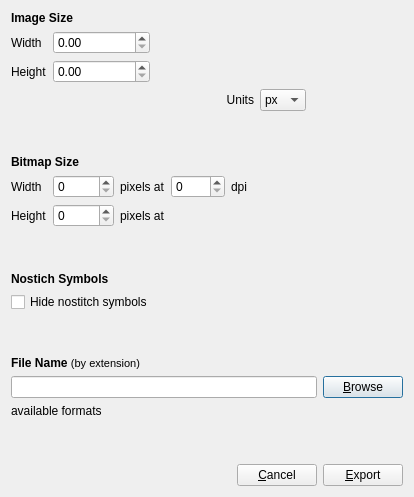
The window that sconcho/gui/ui/export_bitmap_dialog.ui (haskelladdict/sconcho) describes before a commit, drawn with Qt 5.
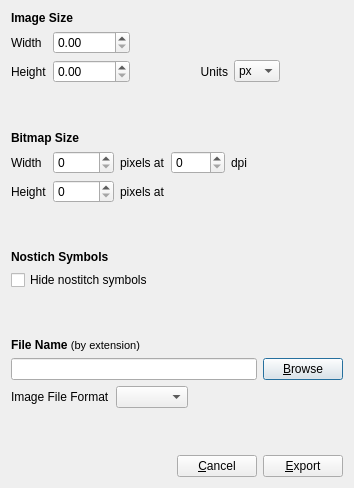
The same window after the commit.

Commit message: Improved export bitmap dialog.

```diff
--- a/sconcho/gui/ui/export_bitmap_dialog.ui
+++ b/sconcho/gui/ui/export_bitmap_dialog.ui
@@ -6,8 +6,8 @@
    <rect>
     <x>0</x>
     <y>0</y>
-    <width>414</width>
-    <height>497</height>
+    <width>354</width>
+    <height>488</height>
    </rect>
   </property>
   <property name="windowTitle">
@@ -50,16 +50,6 @@
        </property>
       </spacer>
      </item>
-     <item row="1" column="0">
-      <widget class="QLabel" name="label_14">
-       <property name="text">
-        <string>Height</string>
-       </property>
-       <property name="buddy">
-        <cstring>heightSpinner</cstring>
-       </property>
-      </widget>
-     </item>
      <item row="1" column="2">
       <spacer name="horizontalSpacer_7">
        <property name="orientation">
@@ -73,30 +63,31 @@
        </property>
       </spacer>
      </item>
-     <item row="2" column="1">
-      <spacer name="horizontalSpacer_5">
-       <property name="orientation">
-        <enum>Qt::Horizontal</enum>
-       </property>
-       <property name="sizeHint" stdset="0">
-        <size>
-         <width>40</width>
-         <height>20</height>
-        </size>
-       </property>
-      </spacer>
-     </item>
-     <item row="2" column="2">
-      <widget class="QLabel" name="label_15">
+     <item row="1" column="0">
+      <widget class="QLabel" name="label_14">
        <property name="text">
-        <string>Units</string>
+        <string>Height</string>
        </property>
-       <property name="alignment">
-        <set>Qt::AlignRight|Qt::AlignTrailing|Qt::AlignVCenter</set>
+       <property name="buddy">
+        <cstring>heightSpinner</cstring>
        </property>
       </widget>
      </item>
-     <item row="2" column="3">
+     <item row="0" column="1">
+      <widget class="QDoubleSpinBox" name="imageWidthSpinner">
+       <property name="maximum">
+        <double>10000.000000000000000</double>
+       </property>
+      </widget>
+     </item>
+     <item row="1" column="1">
+      <widget class="QDoubleSpinBox" name="imageHeightSpinner">
+       <property name="maximum">
+        <double>10000.000000000000000</double>
+       </property>
+      </widget>
+     </item>
+     <item row="1" column="4">
       <widget class="QComboBox" name="unitSelector">
        <item>
         <property name="text">
@@ -115,7 +106,30 @@
        </item>
       </widget>
      </item>
-     <item row="2" column="4">
+     <item row="1" column="3">
+      <widget class="QLabel" name="label_15">
+       <property name="text">
+        <string>Units</string>
+       </property>
+       <property name="alignment">
+        <set>Qt::AlignRight|Qt::AlignTrailing|Qt::AlignVCenter</set>
+       </property>
+      </widget>
+     </item>
+     <item row="1" column="5">
+      <spacer name="horizontalSpacer_5">
+       <property name="orientation">
+        <enum>Qt::Horizontal</enum>
+       </property>
+       <property name="sizeHint" stdset="0">
+        <size>
+         <width>40</width>
+         <height>20</height>
+        </size>
+       </property>
+      </spacer>
+     </item>
+     <item row="0" column="5">
       <spacer name="horizontalSpacer_8">
        <property name="orientation">
         <enum>Qt::Horizontal</enum>
@@ -128,20 +142,6 @@
        </property>
       </spacer>
      </item>
-     <item row="0" column="1">
-      <widget class="QDoubleSpinBox" name="imageWidthSpinner">
-       <property name="maximum">
-        <double>10000.000000000000000</double>
-       </property>
-      </widget>
-     </item>
-     <item row="1" column="1">
-      <widget class="QDoubleSpinBox" name="imageHeightSpinner">
-       <property name="maximum">
-        <double>10000.000000000000000</double>
-       </property>
-      </widget>
-     </item>
     </layout>
    </item>
    <item>
@@ -312,8 +312,6 @@
     </spacer>
    </item>
    <item>
-    <layout class="QVBoxLayout" name="verticalLayout_3">
-     <item>
       <widget class="QLabel" name="label_5">
        <property name="text">
         <string>&lt;!DOCTYPE HTML PUBLIC &quot;-//W3C//DTD HTML 4.0//EN&quot; &quot;http://www.w3.org/TR/REC-html40/strict.dtd&quot;&gt;
@@ -339,15 +337,30 @@
       </layout>
      </item>
      <item>
-      <widget class="QLabel" name="availableFormatsLabel">
+    <layout class="QHBoxLayout" name="horizontalLayout_4">
+     <item>
+      <widget class="QLabel" name="label_8">
        <property name="text">
-        <string>available formats</string>
-       </property>
-       <property name="wordWrap">
-        <bool>true</bool>
+        <string>Image File Format</string>
        </property>
       </widget>
      </item>
+     <item>
+      <widget class="QComboBox" name="availableFormatsChooser"/>
+     </item>
+     <item>
+      <spacer name="horizontalSpacer">
+       <property name="orientation">
+        <enum>Qt::Horizontal</enum>
+       </property>
+       <property name="sizeHint" stdset="0">
+        <size>
+         <width>40</width>
+         <height>20</height>
+        </size>
+       </property>
+      </spacer>
+     </item>
     </layout>
    </item>
    <item>
@@ -401,6 +414,7 @@
   <zorder>verticalSpacer_3</zorder>
   <zorder>label_10</zorder>
   <zorder>verticalSpacer_4</zorder>
+  <zorder>horizontalSpacer</zorder>
  </widget>
  <tabstops>
   <tabstop>widthSpinner</tabstop>
```
Lines whose indentation alone changed are shown as unchanged. The commit also changes 12 other files.
